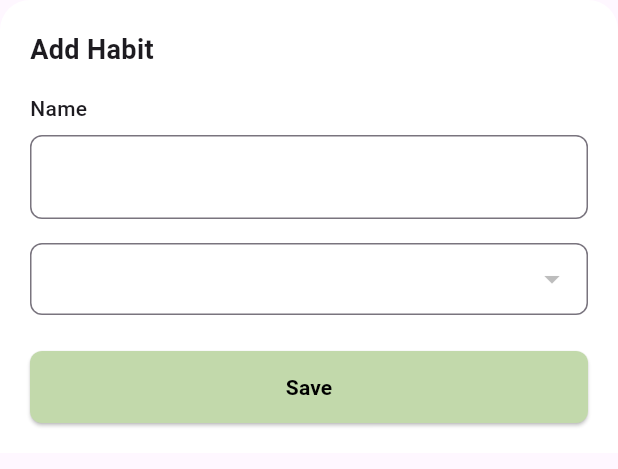
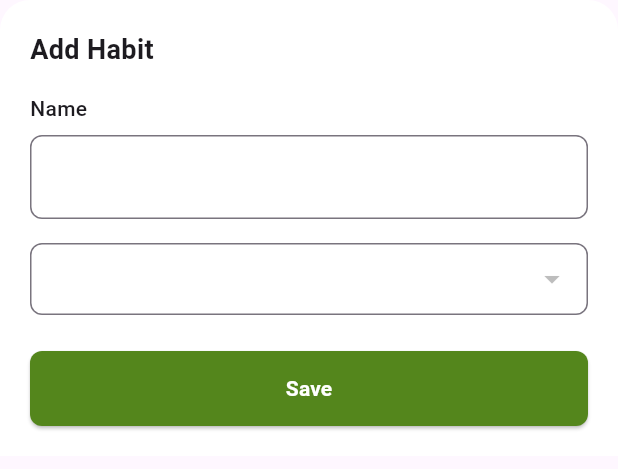
Before and after one commit to Verryzone/eco_habbit, a Flutter app: the AddHabitModal widget shown alone on an empty page, opened directly, on a phone screen of 412 x 824 dp. Shown: the top 469 px of the screen. Run offline on Flutter 3.47's test engine with Material 3 defaults, Android fonts, the phone set to English and light mode, and no system bars; our stand-ins replace fl_chart, flutter_dotenv, flutter_slidable, get, supabase_flutter; missing offline and left inert: dart:js_interop; accounts and stored records are empty; network calls fail.

Commit message:
[fix] color theme

```diff
--- a/lib/widgets/add_modal.dart
+++ b/lib/widgets/add_modal.dart
@@ -28,13 +28,15 @@ class _AddHabitModalState extends State<AddHabitModal> {
     try {
       // Get categories from controller instead of service
       final categoriesMap = _controller.categoriesMap;
-      final categories = categoriesMap.entries.map((entry) =>
-        CategoryModel(id: entry.key, name: entry.value)
-      ).toList();
+      final categories = categoriesMap.entries
+          .map((entry) => CategoryModel(id: entry.key, name: entry.value))
+          .toList();
 
       setState(() {
         _categories = categories;
-        _selectedCategoryId = _categories.isNotEmpty ? _categories[0].id.toString() : null;
+        _selectedCategoryId = _categories.isNotEmpty
+            ? _categories[0].id.toString()
+            : null;
         _isLoadingCategories = false;
       });
     } catch (e) {
@@ -43,14 +45,13 @@ class _AddHabitModalState extends State<AddHabitModal> {
       });
     }
   }
+
   @override
   Widget build(BuildContext context) {
     return Container(
       decoration: const BoxDecoration(
         color: Colors.white,
-        borderRadius: BorderRadius.vertical(
-          top: Radius.circular(20),
-        ),
+        borderRadius: BorderRadius.vertical(top: Radius.circular(20)),
       ),
       child: Padding(
         padding: EdgeInsets.only(
@@ -110,10 +111,14 @@ class _AddHabitModalState extends State<AddHabitModal> {
               ),
               items: _isLoadingCategories
                   ? []
-                : _categories.map((cat) => DropdownMenuItem(
+                  : _categories
+                        .map(
+                          (cat) => DropdownMenuItem(
                             value: cat.id.toString(),
                             child: Text(cat.name),
-                    )).toList(),
+                          ),
+                        )
+                        .toList(),
               onChanged: (value) {
                 setState(() {
                   _selectedCategoryId = value;
@@ -124,7 +129,9 @@ class _AddHabitModalState extends State<AddHabitModal> {
             SizedBox(
               width: double.infinity,
               child: ElevatedButton(
-              onPressed: _isSaving ? null : () async {
+                onPressed: _isSaving
+                    ? null
+                    : () async {
                         if (_nameController.text.trim().isEmpty) {
                           Get.snackbar(
                             "Error",
@@ -155,7 +162,10 @@ class _AddHabitModalState extends State<AddHabitModal> {
 
                         try {
                           // Use controller to create habit
-                  await _controller.createHabit(_nameController.text.trim(), int.parse(_selectedCategoryId!));
+                          await _controller.createHabit(
+                            _nameController.text.trim(),
+                            int.parse(_selectedCategoryId!),
+                          );
                           Navigator.of(context).pop();
                           Get.snackbar(
                             "Success",
@@ -183,11 +193,15 @@ class _AddHabitModalState extends State<AddHabitModal> {
                         }
                       },
                 style: ElevatedButton.styleFrom(
-                backgroundColor: _isSaving ? Colors.grey.shade300 : Color(0xFFC2D9AB),
-                foregroundColor: _isSaving ? Colors.grey.shade600 : Colors.black,
-                padding: EdgeInsets.symmetric(vertical: 14),
+                  backgroundColor: _isSaving
+                      ? Colors.grey.shade300
+                      : Color(0xFF54861C),
+                  foregroundColor: _isSaving
+                      ? Colors.grey.shade600
+                      : Colors.white,
+                  minimumSize: Size(double.infinity, 50),
                   shape: RoundedRectangleBorder(
-                  borderRadius: BorderRadius.circular(8),
+                    borderRadius: BorderRadius.circular(8.0),
                   ),
                 ),
                 child: _isSaving
@@ -199,14 +213,19 @@ class _AddHabitModalState extends State<AddHabitModal> {
                             height: 16,
                             child: CircularProgressIndicator(
                               strokeWidth: 2,
-                            valueColor: AlwaysStoppedAnimation<Color>(Colors.green),
+                              valueColor: AlwaysStoppedAnimation<Color>(
+                                Colors.green,
+                              ),
                             ),
                           ),
                           SizedBox(width: 8),
                           Text('Saving...'),
                         ],
                       )
-                  : Text('Save', style: TextStyle(fontWeight: FontWeight.w600)),
+                    : Text(
+                        'Save',
+                        style: TextStyle(fontWeight: FontWeight.w600),
+                      ),
               ),
             ),
           ],
```
Also changed, not shown: lib/controllers/dashboard_controller.dart (+24 -0 lines), lib/pages/analyticScreen.dart (+5 -5 lines), lib/pages/buttomNavbarScreen.dart (+10 -0 lines), lib/pages/dashboardScreen.dart (+5 -5 lines), lib/services/auth_service.dart (+14 -1 lines), lib/services/habbit_service.dart (+17 -0 lines), lib/widgets/edit_modal.dart (+33 -17 lines). Lines whose indentation alone changed are shown as unchanged.
